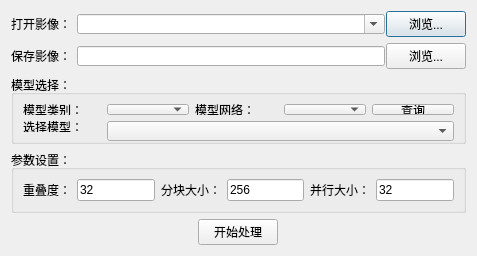
Old version of the form ui/SegmentUI.ui in the repository LianweiMa/DeeplearningSystem.
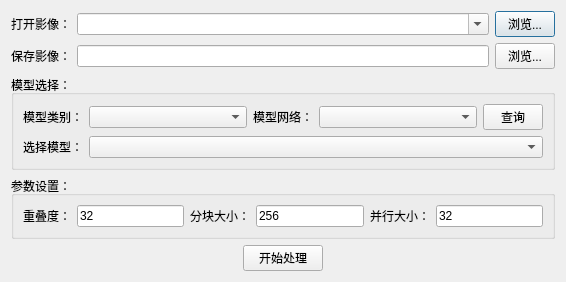
New version of the form. Icons and pictures are not drawn.

Patch:
```diff
--- a/ui/SegmentUI.ui
+++ b/ui/SegmentUI.ui
@@ -6,20 +6,20 @@
    <rect>
     <x>0</x>
     <y>0</y>
-    <width>477</width>
-    <height>256</height>
+    <width>566</width>
+    <height>252</height>
    </rect>
   </property>
   <property name="minimumSize">
    <size>
-    <width>477</width>
-    <height>256</height>
+    <width>0</width>
+    <height>0</height>
    </size>
   </property>
   <property name="maximumSize">
    <size>
-    <width>477</width>
-    <height>256</height>
+    <width>16777215</width>
+    <height>16777215</height>
    </size>
   </property>
   <property name="windowTitle">
@@ -29,42 +29,50 @@
    <iconset>
     <normaloff>settings/icon/Segment.png</normaloff>settings/icon/Segment.png</iconset>
   </property>
+  <layout class="QVBoxLayout" name="verticalLayout_4">
+   <item>
   <layout class="QGridLayout" name="gridLayout_3">
+     <item row="0" column="2">
+      <widget class="QPushButton" name="pushButton_openImage">
+       <property name="maximumSize">
+        <size>
+         <width>60</width>
+         <height>16777215</height>
+        </size>
+       </property>
+       <property name="text">
+        <string>浏览...</string>
+       </property>
+      </widget>
+     </item>
    <item row="0" column="0">
-    <layout class="QVBoxLayout" name="verticalLayoutMain">
-     <property name="sizeConstraint">
-      <enum>QLayout::SetDefaultConstraint</enum>
-     </property>
-     <item>
-      <layout class="QHBoxLayout" name="horizontalLayout_openImage">
-       <property name="spacing">
-        <number>6</number>
-       </property>
-       <property name="sizeConstraint">
-        <enum>QLayout::SetDefaultConstraint</enum>
-       </property>
-       <item alignment="Qt::AlignLeft">
         <widget class="QLabel" name="label">
          <property name="text">
           <string>打开影像：</string>
          </property>
         </widget>
        </item>
-       <item alignment="Qt::AlignLeft">
+     <item row="0" column="1">
         <widget class="QComboBox" name="comboBox_openImage">
          <property name="enabled">
           <bool>true</bool>
          </property>
+       <property name="sizePolicy">
+        <sizepolicy hsizetype="Preferred" vsizetype="Fixed">
+         <horstretch>0</horstretch>
+         <verstretch>0</verstretch>
+        </sizepolicy>
+       </property>
          <property name="minimumSize">
           <size>
-           <width>308</width>
-           <height>20</height>
+         <width>0</width>
+         <height>0</height>
           </size>
          </property>
          <property name="maximumSize">
           <size>
-           <width>308</width>
-           <height>20</height>
+         <width>16777215</width>
+         <height>16777215</height>
           </size>
          </property>
          <property name="editable">
@@ -72,25 +80,14 @@
          </property>
         </widget>
        </item>
-       <item>
-        <widget class="QPushButton" name="pushButton_openImage">
-         <property name="text">
-          <string>浏览...</string>
-         </property>
-        </widget>
-       </item>
-      </layout>
-     </item>
-     <item>
-      <layout class="QHBoxLayout" name="horizontalLayout_saveImage">
-       <item>
+     <item row="1" column="0">
         <widget class="QLabel" name="label_2">
          <property name="text">
           <string>保存影像：</string>
          </property>
         </widget>
        </item>
-       <item>
+     <item row="1" column="1">
         <widget class="QLineEdit" name="lineEdit_saveImage">
          <property name="minimumSize">
           <size>
@@ -100,14 +97,20 @@
          </property>
          <property name="maximumSize">
           <size>
-           <width>308</width>
-           <height>20</height>
+         <width>16777215</width>
+         <height>16777215</height>
           </size>
          </property>
         </widget>
        </item>
-       <item>
+     <item row="1" column="2">
         <widget class="QPushButton" name="pushButton_saveImage">
+       <property name="maximumSize">
+        <size>
+         <width>60</width>
+         <height>16777215</height>
+        </size>
+       </property>
          <property name="text">
           <string>浏览...</string>
          </property>
@@ -128,6 +131,12 @@
          <layout class="QGridLayout" name="gridLayout">
           <item row="0" column="0">
            <widget class="QLabel" name="label_3">
+          <property name="maximumSize">
+           <size>
+            <width>60</width>
+            <height>16777215</height>
+           </size>
+          </property>
             <property name="text">
              <string>模型类别：</string>
             </property>
@@ -145,44 +154,30 @@
           </item>
           <item row="0" column="4">
            <widget class="QPushButton" name="pushButton_queryModel">
+          <property name="maximumSize">
+           <size>
+            <width>60</width>
+            <height>16777215</height>
+           </size>
+          </property>
             <property name="text">
              <string>查询</string>
             </property>
            </widget>
           </item>
-          <item row="1" column="0">
-           <widget class="QLabel" name="label_5">
-            <property name="text">
-             <string>选择模型：</string>
-            </property>
-           </widget>
-          </item>
           <item row="0" column="2">
            <widget class="QLabel" name="label_4">
+          <property name="maximumSize">
+           <size>
+            <width>60</width>
+            <height>16777215</height>
+           </size>
+          </property>
             <property name="text">
              <string>模型网络：</string>
             </property>
            </widget>
           </item>
-          <item row="1" column="1" colspan="4">
-           <widget class="QComboBox" name="comboBox_modelList">
-            <property name="minimumSize">
-             <size>
-              <width>347</width>
-              <height>20</height>
-             </size>
-            </property>
-            <property name="maximumSize">
-             <size>
-              <width>347</width>
-              <height>20</height>
-             </size>
-            </property>
-            <property name="editable">
-             <bool>false</bool>
-            </property>
-           </widget>
-          </item>
           <item row="0" column="1">
            <widget class="QComboBox" name="comboBox_modelClass">
             <property name="editable">
@@ -198,6 +193,54 @@
           </item>
          </layout>
         </item>
+      <item>
+       <layout class="QHBoxLayout" name="horizontalLayout">
+        <property name="leftMargin">
+         <number>0</number>
+        </property>
+        <property name="topMargin">
+         <number>0</number>
+        </property>
+        <item>
+         <widget class="QLabel" name="label_5">
+          <property name="minimumSize">
+           <size>
+            <width>0</width>
+            <height>0</height>
+           </size>
+          </property>
+          <property name="maximumSize">
+           <size>
+            <width>60</width>
+            <height>16777215</height>
+           </size>
+          </property>
+          <property name="text">
+           <string>选择模型：</string>
+          </property>
+         </widget>
+        </item>
+        <item>
+         <widget class="QComboBox" name="comboBox_modelList">
+          <property name="minimumSize">
+           <size>
+            <width>0</width>
+            <height>0</height>
+           </size>
+          </property>
+          <property name="maximumSize">
+           <size>
+            <width>16777215</width>
+            <height>16777215</height>
+           </size>
+          </property>
+          <property name="editable">
+           <bool>false</bool>
+          </property>
+         </widget>
+        </item>
+       </layout>
+      </item>
        </layout>
       </widget>
      </item>
@@ -206,7 +249,7 @@
        <property name="title">
         <string>参数设置：</string>
        </property>
-       <layout class="QVBoxLayout" name="verticalLayout_2">
+     <layout class="QHBoxLayout" name="horizontalLayout_2">
         <item>
          <layout class="QGridLayout" name="gridLayout_2">
           <item row="0" column="2">
@@ -256,18 +299,18 @@
        </layout>
       </widget>
      </item>
-     <item>
-      <layout class="QVBoxLayout" name="verticalLayout">
        <item alignment="Qt::AlignHCenter">
         <widget class="QPushButton" name="pushButton_process">
+     <property name="sizePolicy">
+      <sizepolicy hsizetype="Fixed" vsizetype="Fixed">
+       <horstretch>0</horstretch>
+       <verstretch>0</verstretch>
+      </sizepolicy>
+     </property>
          <property name="text">
           <string>开始处理</string>
          </property>
         </widget>
-       </item>
-      </layout>
-     </item>
-    </layout>
    </item>
   </layout>
  </widget>
```
Left out of the diff: 18 changed lines with no effect on the pictures. Lines whose indentation alone changed are shown as unchanged.
